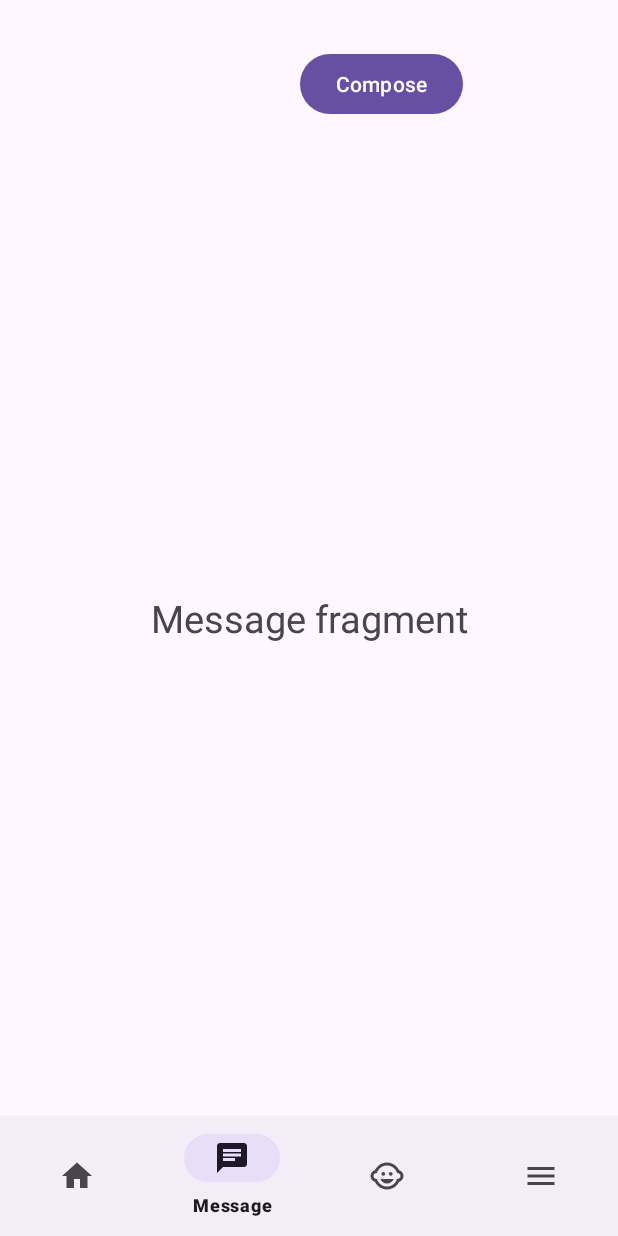
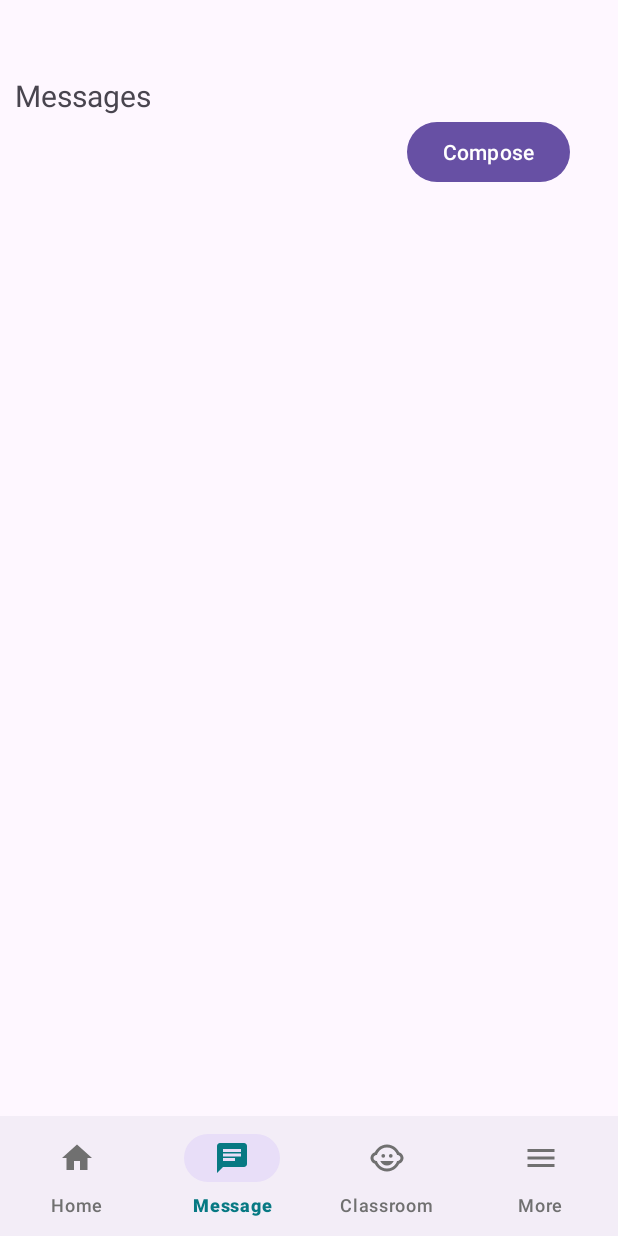
Before and after one commit to nelumkc/W24_3175_G11_Peekaboo, an Android app: the screen it shows after launch (MainActivity), item 2 of the bottom bar chosen, on a phone screen of 412 x 824 dp. Run offline under Robolectric (Android 15) with nearby library versions, the phone set to English and light mode, and no system bars.

Commit message:
change navigation click events colors added

```diff
--- /dev/null
+++ b/app/src/main/res/color/nav_item_color_selector.xml
@@ -0,0 +1,7 @@
+<?xml version="1.0" encoding="utf-8"?>
+<selector xmlns:android="http://schemas.android.com/apk/res/android">
+    <!-- selected state -->
+    <item android:color="#077983" android:state_selected="true"/>
+    <!-- default state -->
+    <item android:color="#707070"/>
+</selector>
--- a/app/src/main/res/layout/activity_main.xml
+++ b/app/src/main/res/layout/activity_main.xml
@@ -20,6 +20,9 @@
         app:layout_constraintBottom_toBottomOf="parent"
         app:layout_constraintEnd_toEndOf="parent"
         app:layout_constraintStart_toStartOf="parent"
+        app:labelVisibilityMode="labeled"
+        app:itemIconTint="@color/nav_item_color_selector"
+        app:itemTextColor="@color/nav_item_color_selector"
         app:menu="@menu/bottom_nav_menu" />
 
 </androidx.constraintlayout.widget.ConstraintLayout>
--- a/app/src/main/res/layout/fragment_message.xml
+++ b/app/src/main/res/layout/fragment_message.xml
@@ -1,5 +1,6 @@
 <?xml version="1.0" encoding="utf-8"?>
 <FrameLayout xmlns:android="http://schemas.android.com/apk/res/android"
+    xmlns:app="http://schemas.android.com/apk/res-auto"
     xmlns:tools="http://schemas.android.com/tools"
     android:layout_width="match_parent"
     android:layout_height="match_parent"
@@ -7,21 +8,32 @@
     tools:context=".MessageFragment">
 
     <!-- TODO: Update blank fragment layout -->
-    <TextView
+    <androidx.constraintlayout.widget.ConstraintLayout
         android:layout_width="match_parent"
-        android:layout_height="match_parent"
-        android:text="Message fragment"
-        android:gravity="center"
-        android:textSize="25sp"/>
+        android:layout_height="match_parent">
 
-    <Button
-        android:id="@+id/btnCompose"
-        android:layout_width="wrap_content"
-        android:layout_height="wrap_content"
-        android:layout_marginLeft="200dp"
-        android:layout_marginTop="32dp"
-        android:text="@string/txtbtnCompose" />
+        <TextView
+            android:id="@+id/txtViewMessageFr"
+            android:layout_width="wrap_content"
+            android:layout_height="wrap_content"
+            android:layout_marginStart="10dp"
+            android:layout_marginTop="50dp"
+            android:text="@string/bottom_Messages"
+            android:textSize="20sp"
+            app:layout_constraintStart_toStartOf="parent"
+            app:layout_constraintTop_toTopOf="parent" />
 
+        <Button
+            android:id="@+id/btnCompose"
+            android:layout_width="wrap_content"
+            android:layout_height="wrap_content"
+            android:layout_marginEnd="32dp"
+            android:text="@string/txtbtnCompose"
+            android:textColorHighlight="@color/GreenColor"
+            android:textColorLink="@color/GreenColor"
+            app:layout_constraintEnd_toEndOf="parent"
+            app:layout_constraintTop_toBottomOf="@+id/txtViewMessageFr" />
+    </androidx.constraintlayout.widget.ConstraintLayout>
 
 
 </FrameLayout>
--- a/app/src/main/res/menu/bottom_nav_menu.xml
+++ b/app/src/main/res/menu/bottom_nav_menu.xml
@@ -4,9 +4,11 @@
         android:id="@+id/bottom_home"
         android:icon="@drawable/baseline_home_24"
         android:title="@string/bottom_home" />
-    <item android:id="@+id/bottom_message"
-        android:title="Message"
-        android:icon="@drawable/baseline_chat_24"/>
+    <item
+        android:id="@+id/bottom_message"
+        android:contentDescription="@string/bottom_Messages"
+        android:icon="@drawable/baseline_chat_24"
+        android:title="Message" />
     <item android:id="@+id/bottom_classroom"
         android:title="Classroom"
         android:icon="@drawable/baseline_child_care_24"/>
--- a/app/src/main/res/values/colors.xml
+++ b/app/src/main/res/values/colors.xml
@@ -2,4 +2,6 @@
 <resources>
     <color name="black">#FF000000</color>
     <color name="white">#FFFFFFFF</color>
+    <color name="GreenColor">#077983</color>
+
 </resources>
```
Also changed, not shown: app/src/main/java/com/example/w24_3175_g11_peekaboo/NewMessageActivity.java (deleted, +0 -14 lines), app/src/main/res/layout/activity_new_message.xml (deleted, +0 -18 lines), app/src/main/res/layout/fragment_first.xml (deleted, +0 -35 lines), app/src/main/res/layout/fragment_second.xml (deleted, +0 -35 lines), app/src/main/res/values/strings.xml (+1 -37 lines).
